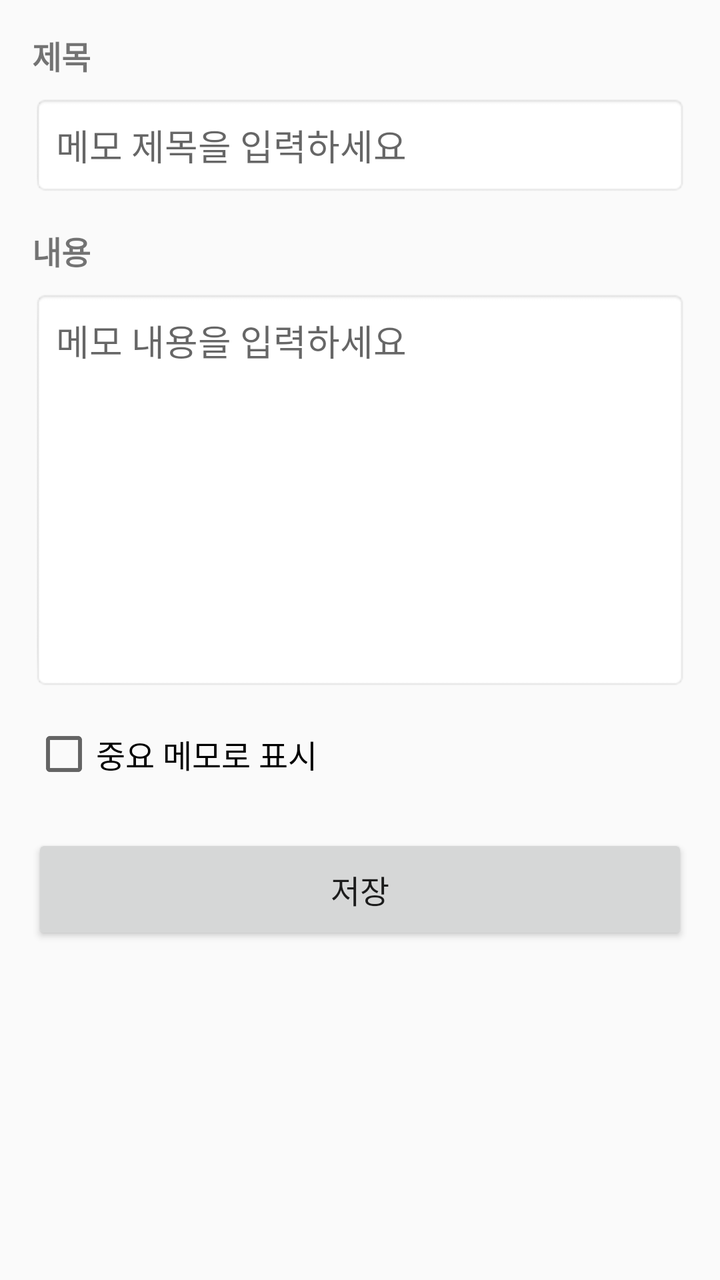
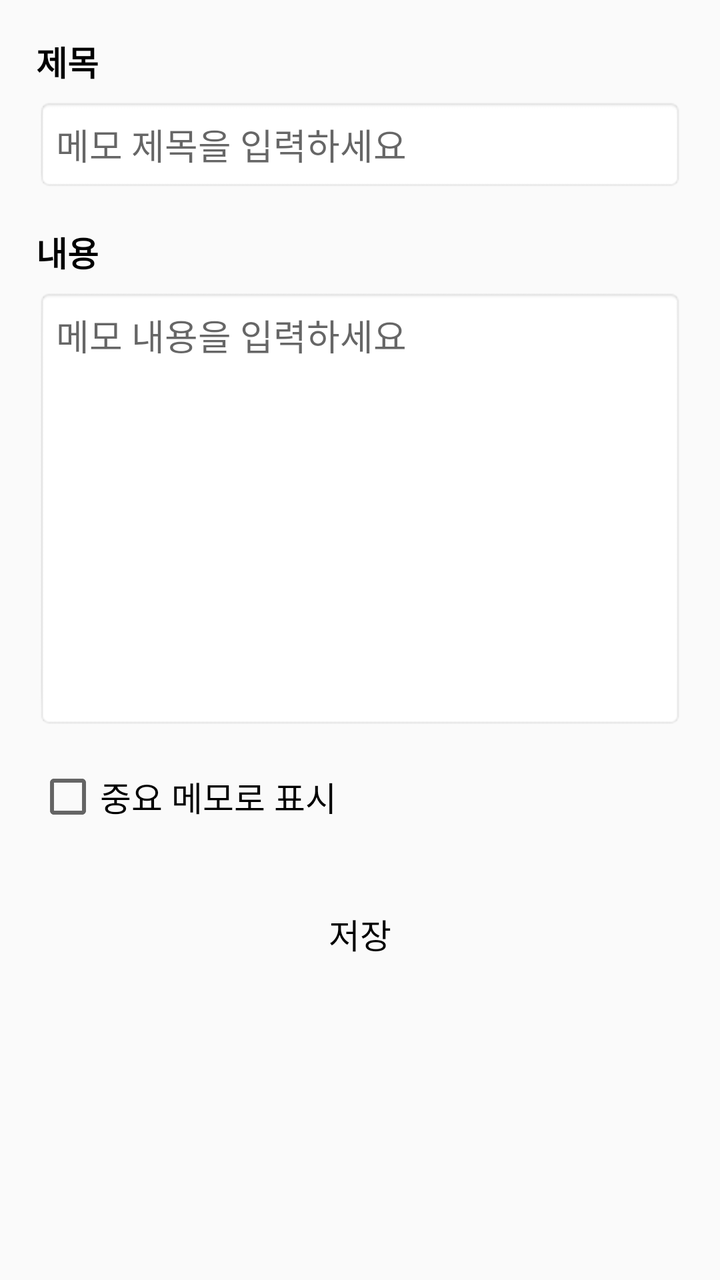

An Android layout rendered at two revisions. The XML below is the earlier revision; the diff shows what the commit changed to produce the second picture.
<!-- AndroidManifest.xml: application theme Theme.AppCompat.Light.DarkActionBar -->
<!-- res/layout/activity_add_edit_note.xml -->
<?xml version="1.0" encoding="utf-8"?>
<ScrollView xmlns:android="http://schemas.android.com/apk/res/android"
    android:layout_width="match_parent"
    android:layout_height="match_parent"
    android:fillViewport="true">

    <LinearLayout
        android:layout_width="match_parent"
        android:layout_height="wrap_content"
        android:orientation="vertical"
        android:padding="16dp">

        
        <TextView
            android:layout_width="wrap_content"
            android:layout_height="wrap_content"
            android:gravity="bottom|start"
            android:text="제목"
            android:textSize="16sp"
            android:textStyle="bold"
            android:layout_marginBottom="8dp" />

        <EditText
            android:id="@+id/editTextTitle"
            android:layout_width="match_parent"
            android:layout_height="wrap_content"
            android:hint="메모 제목을 입력하세요"
            android:inputType="text"
            android:maxLines="1"
            android:padding="12dp"
            android:background="@android:drawable/editbox_background"
            android:layout_marginBottom="16dp" />

        
        <TextView
            android:layout_width="wrap_content"
            android:layout_height="wrap_content"
            android:text="내용"
            android:textSize="16sp"
            android:textStyle="bold"
            android:layout_marginBottom="8dp" />

        <EditText
            android:id="@+id/editTextContent"
            android:layout_width="match_parent"
            android:layout_height="200dp"
            android:hint="메모 내용을 입력하세요"
            android:inputType="textMultiLine"
            android:gravity="top|start"
            android:padding="12dp"
            android:background="@android:drawable/editbox_background"
            android:layout_marginBottom="16dp" />

        
        <CheckBox
            android:id="@+id/checkBoxImportant"
            android:layout_width="wrap_content"
            android:layout_height="wrap_content"
            android:text="중요 메모로 표시"
            android:textSize="16sp"
            android:layout_marginBottom="24dp" />

        
        <Button
            android:id="@+id/buttonSave"
            android:layout_width="match_parent"
            android:layout_height="wrap_content"
            android:text="저장"
            android:textSize="16sp"
            android:padding="16dp" />
    </LinearLayout>
</ScrollView>
<!-- resources referenced by this layout -->
<resources>

</resources>

<!-- the commit's change to res/layout/activity_add_edit_note.xml (unified diff, before → after) -->
@@ -5,68 +5,58 @@
     android:fillViewport="true">
 
     <LinearLayout
+        style="@style/AppContainer"
         android:layout_width="match_parent"
         android:layout_height="wrap_content"
-        android:orientation="vertical"
-        android:padding="16dp">
+        android:orientation="vertical">
 
         
         <TextView
+            style="@style/TextAppearance.Label"
+            android:id="@+id/title"
             android:layout_width="wrap_content"
             android:layout_height="wrap_content"
-            android:gravity="bottom|start"
-            android:text="제목"
-            android:textSize="16sp"
-            android:textStyle="bold"
-            android:layout_marginBottom="8dp" />
+            android:layout_marginBottom="@dimen/spacing_small"
+            android:text="제목" />
 
         <EditText
             android:id="@+id/editTextTitle"
+            style="@style/AppEditText.Title"
             android:layout_width="match_parent"
             android:layout_height="wrap_content"
-            android:hint="메모 제목을 입력하세요"
-            android:inputType="text"
-            android:maxLines="1"
-            android:padding="12dp"
-            android:background="@android:drawable/editbox_background"
-            android:layout_marginBottom="16dp" />
+            android:layout_marginBottom="@dimen/spacing_normal" />
 
         
         <TextView
+            style="@style/TextAppearance.Label"
             android:layout_width="wrap_content"
             android:layout_height="wrap_content"
-            android:text="내용"
-            android:textSize="16sp"
-            android:textStyle="bold"
-            android:layout_marginBottom="8dp" />
+            android:layout_marginBottom="@dimen/spacing_small"
+            android:text="내용" />
 
         <EditText
             android:id="@+id/editTextContent"
+            style="@style/AppEditText.Content"
             android:layout_width="match_parent"
-            android:layout_height="200dp"
-            android:hint="메모 내용을 입력하세요"
-            android:inputType="textMultiLine"
-            android:gravity="top|start"
-            android:padding="12dp"
-            android:background="@android:drawable/editbox_background"
-            android:layout_marginBottom="16dp" />
+            android:layout_height="wrap_content"
+            android:layout_marginBottom="@dimen/spacing_normal" />
 
         
         <CheckBox
             android:id="@+id/checkBoxImportant"
+            style="@style/AppCheckBox"
             android:layout_width="wrap_content"
             android:layout_height="wrap_content"
-            android:text="중요 메모로 표시"
-            android:textSize="16sp"
-            android:layout_marginBottom="24dp" />
+            android:layout_marginBottom="@dimen/spacing_large"
+            android:text="중요 메모로 표시" />
 
         
         <Button
             android:id="@+id/buttonSave"
+            style="@style/AppButton"
             android:layout_width="match_parent"
             android:layout_height="wrap_content"
-            android:text="저장"
-            android:textSize="16sp"
-            android:padding="16dp" />
+            android:textColor="@color/black"
+            android:text="저장" />
     </LinearLayout>
 </ScrollView>
<!-- resource entries referenced after the edit -->
@@ -1,5 +1,43 @@
 <!-- resources referenced by this layout -->
 <resources>
-
+  <color name="black">#FF000000</color>
+  <dimen name="spacing_large">24dp</dimen>
+  <dimen name="spacing_normal">16dp</dimen>
+  <dimen name="spacing_small">8dp</dimen>
+  <style name="AppButton" parent="Widget.MaterialComponents.Button">
+          <item name="android:padding">@dimen/padding_button</item>
+          <item name="android:textSize">@dimen/text_size_medium</item>
+      </style>
+  <style name="AppCheckBox">
+          <item name="android:textSize">@dimen/text_size_medium</item>
+      </style>
+  <style name="AppContainer">
+          <item name="android:padding">@dimen/padding_standard</item>
+      </style>
+  <style name="AppEditText.Content" parent="AppEditText">
+          <item name="android:hint">메모 내용을 입력하세요</item>
+          <item name="android:inputType">textMultiLine</item>
+          <item name="android:gravity">top|start</item>
+          <item name="android:minHeight">@dimen/edit_text_content_height</item>
+      </style>
+  <style name="AppEditText.Title" parent="AppEditText">
+          <item name="android:hint">메모 제목을 입력하세요</item>
+          <item name="android:inputType">text</item>
+          <item name="android:maxLines">1</item>
+      </style>
+  <style name="TextAppearance.Label" parent="TextAppearance.AppCompat">
+          <item name="android:textSize">@dimen/text_size_medium</item>
+          <item name="android:textStyle">bold</item>
+          <item name="android:textColor">@android:color/black</item>
+      </style>
+  <dimen name="padding_button">16dp</dimen>
+  <dimen name="text_size_medium">16sp</dimen>
+  <dimen name="padding_standard">16dp</dimen>
+  <style name="AppEditText" parent="Widget.AppCompat.EditText">
+          <item name="android:padding">@dimen/padding_edit_text</item>
+          <item name="android:background">@android:drawable/editbox_background</item>
+      </style>
+  <dimen name="edit_text_content_height">200dp</dimen>
+  <dimen name="padding_edit_text">12dp</dimen>
 </resources>
 
